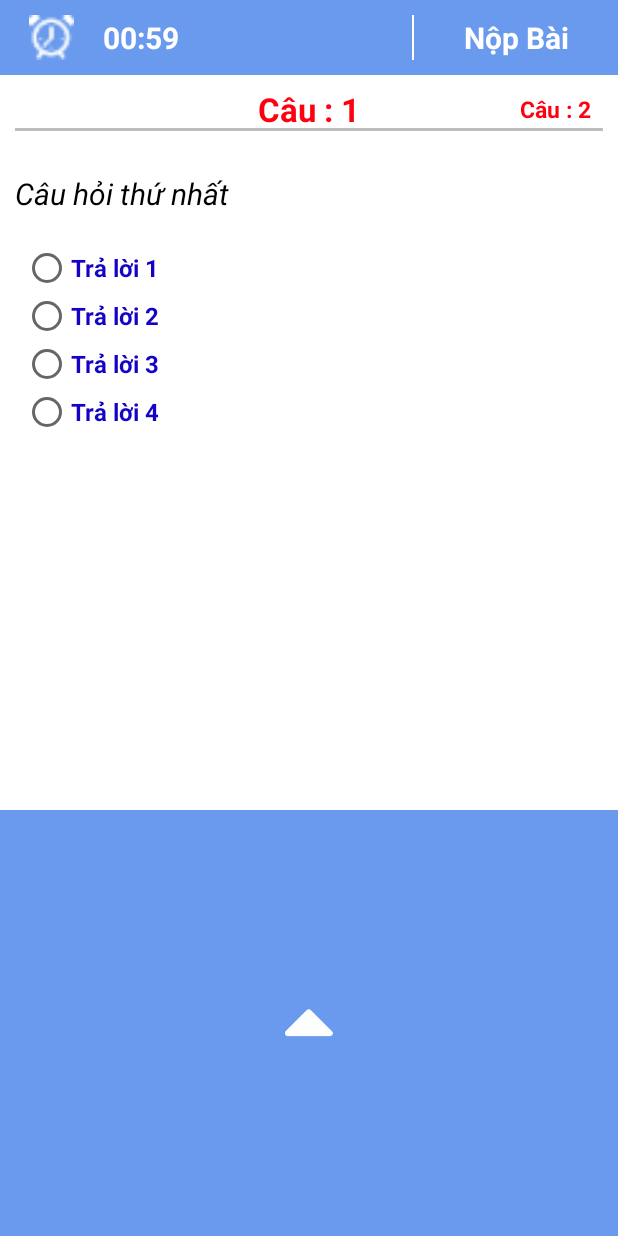
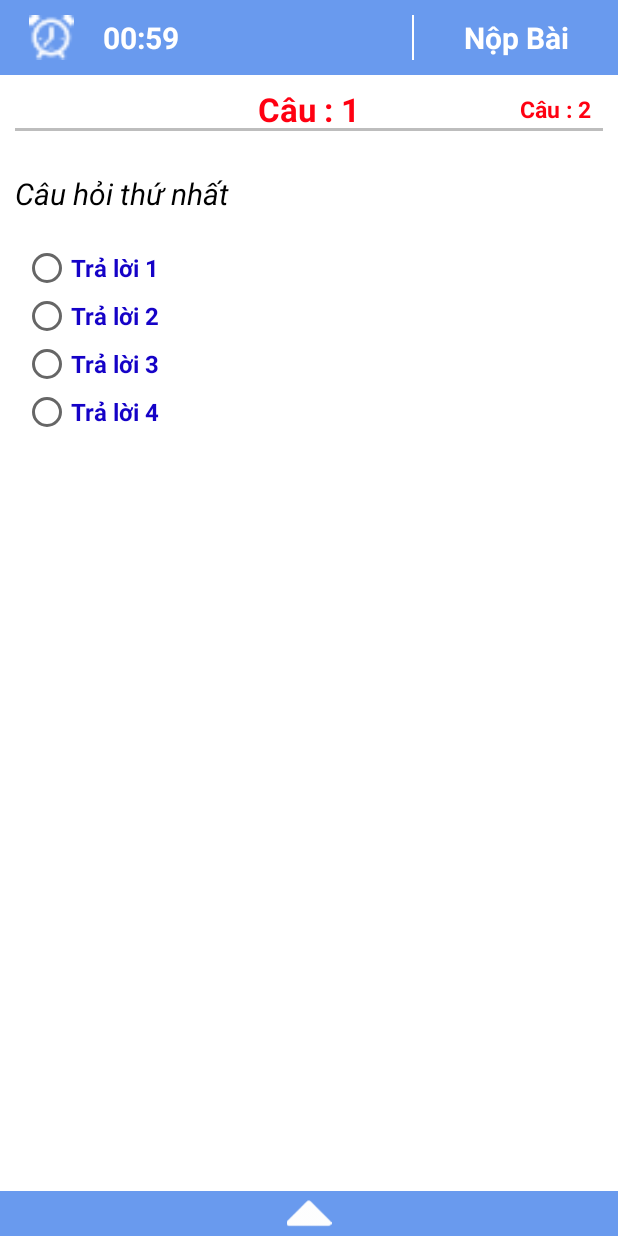
Before and after one commit to rollerlarry/GPLX, an Android app: the ScreenSlideActivity screen opened directly, with no data from a screen before it, on a phone screen of 412 x 824 dp. Run offline under Robolectric (Android 15) with nearby library versions, the phone set to English and light mode, and no system bars; 9 statements that could not run were skipped.

Commit message:
update chuyển nhanh câu hỏi

```diff
--- a/app/build.gradle
+++ b/app/build.gradle
@@ -16,6 +16,7 @@ android {
             proguardFiles getDefaultProguardFile('proguard-android.txt'), 'proguard-rules.pro'
         }
     }
+
 }
 
 dependencies {
--- a/app/src/main/java/com/example/itcode/gplx/Adapter/CheckAnswerAdapter.java
+++ b/app/src/main/java/com/example/itcode/gplx/Adapter/CheckAnswerAdapter.java
@@ -13,7 +13,7 @@ import com.example.itcode.gplx.R;
 import java.util.ArrayList;
 
 public class CheckAnswerAdapter extends BaseAdapter{
-    ArrayList lsData;
+    ArrayList<Question> lsData;
     LayoutInflater layoutInflater;
 
     public CheckAnswerAdapter(ArrayList lsData, Context context) {
@@ -50,7 +50,7 @@ public class CheckAnswerAdapter extends BaseAdapter{
         }
 
         int i = position + 1;
-        viewHolder.tvNumberQuestion.setText(i);
+        viewHolder.tvNumberQuestion.setText(i+"");
         return convertView;
     }
 
--- a/app/src/main/java/com/example/itcode/gplx/Test/TitleChild.java
+++ b/app/src/main/java/com/example/itcode/gplx/DTO/TitleTipChild.java
@@ -1,11 +1,11 @@
-package com.example.itcode.gplx.Test;
+package com.example.itcode.gplx.DTO;
 
-public class TitleChild {
+public class TitleTipChild {
 
     public String option1;
     public String option2;
 
-    public TitleChild(String option1, String option2) {
+    public TitleTipChild(String option1, String option2) {
         this.option1 = option1;
         this.option2 = option2;
     }
--- a/app/src/main/java/com/example/itcode/gplx/Test/TitleParent.java
+++ b/app/src/main/java/com/example/itcode/gplx/DTO/TitleTipParent.java
@@ -1,17 +1,17 @@
-package com.example.itcode.gplx.Test;
+package com.example.itcode.gplx.DTO;
 
 import com.bignerdranch.expandablerecyclerview.Model.ParentObject;
 
 import java.util.List;
 import java.util.UUID;
 
-public class TitleParent implements ParentObject{
+public class TitleTipParent implements ParentObject{
 
     private List<Object> mChildrenList;
     private UUID _id;
     private String title;
 
-    public TitleParent(String title) {
+    public TitleTipParent(String title) {
         this.title = title;
         _id = UUID.randomUUID();
     }
--- a/app/src/main/java/com/example/itcode/gplx/Slide/ScreenSlideActivity.java
+++ b/app/src/main/java/com/example/itcode/gplx/Slide/ScreenSlideActivity.java
@@ -18,6 +18,7 @@ import android.widget.AdapterView;
 import android.widget.ArrayAdapter;
 import android.widget.GridView;
 import android.widget.ImageView;
+import android.widget.LinearLayout;
 import android.widget.TextView;
 
 import com.example.itcode.gplx.Activity.ExamForGroupActivity;
@@ -38,13 +39,14 @@ public class ScreenSlideActivity extends FragmentActivity implements View.OnClic
     private static final int NUM_PAGES = 5;
     public static final String QUESTION_ARRAY_LIST = "questionArrayList";
 
-    private ImageView imvBottomSheet;
     private TextView tvTimer, tvFinish, tvExit;
     private CounterClass counterClassTimer;
 
     private int typeExam;
     private int checkFinish = 0;
     public static int checkDoAgain = 0;
+    private LinearLayout bottomSheetLayout;
+    private BottomSheetBehavior bottomSheetBehavior;
 
     /**
      * The pager widget, which handles animation and allows swiping horizontally to access previous
@@ -83,6 +85,12 @@ public class ScreenSlideActivity extends FragmentActivity implements View.OnClic
         counterClassTimer = new CounterClass(60*1000, 1000);
         counterClassTimer.start();
 
+        //Bottom sheet
+        bottomSheetLayout = findViewById(R.id.bottomSheet);
+        bottomSheetBehavior = BottomSheetBehavior.from(bottomSheetLayout);
+        //hidden bottom sheet
+        bottomSheetBehavior.setState(BottomSheetBehavior.STATE_COLLAPSED);
+
 
 
         //Get questionList
@@ -98,17 +106,29 @@ public class ScreenSlideActivity extends FragmentActivity implements View.OnClic
         findView();
         setEvent();
 
+        //Show check answer
+        CheckAnswerAdapter checkAnswerAdapter = new CheckAnswerAdapter(questionArrayList, this);
+        GridView gridView = findViewById(R.id.grvQuestion);
+        gridView.setAdapter(checkAnswerAdapter);
+
+        gridView.setOnItemClickListener(new AdapterView.OnItemClickListener() {
+            @Override
+            public void onItemClick(AdapterView<?> parent, View view, int position, long id) {
+                bottomSheetBehavior.setState(BottomSheetBehavior.STATE_COLLAPSED);
+                mPager.setCurrentItem(position);
+            }
+        });
+
+
     }
 
     public void findView(){
-        imvBottomSheet = findViewById(R.id.imvBottomSheet);
         tvTimer = findViewById(R.id.tvTimer);
         tvFinish = findViewById(R.id.tvFinish);
         tvExit = findViewById(R.id.tvExit);
     }
 
     public void setEvent(){
-        imvBottomSheet.setOnClickListener(this);
         tvFinish.setOnClickListener(this);
         tvExit.setOnClickListener(this);
     }
@@ -155,21 +175,21 @@ public class ScreenSlideActivity extends FragmentActivity implements View.OnClic
     @Override
     public void onClick(View v) {
         switch (v.getId()){
-            case R.id.imvBottomSheet:
-                View view = getLayoutInflater().inflate(R.layout.fragment_bottom_sheet_dialog, null);
-                final BottomSheetDialog dialog = new BottomSheetDialog(this);
-//                CheckAnswerAdapter checkAnswerAdapter = new CheckAnswerAdapter(questionArrayList, this);
-//                GridView gridView = dialog.findViewById(R.id.gvQuestionList);
-//                gridView.setAdapter(checkAnswerAdapter);
-//                gridView.setOnItemClickListener(new AdapterView.OnItemClickListener() {
-//                    @Override
-//                    public void onItemClick(AdapterView<?> adapterView, View view, int i, long l) {
-//                        dialog.dismiss();
-//                    }
-//                });
-                dialog.setContentView(view);
-                dialog.show();
-                break;
+//            case R.id.imvBottomSheet:
+//                View view = getLayoutInflater().inflate(R.layout.fragment_bottom_sheet, null);
+//                final BottomSheetDialog dialog = new BottomSheetDialog(this);
+////                CheckAnswerAdapter checkAnswerAdapter = new CheckAnswerAdapter(questionArrayList, this);
+////                GridView gridView = dialog.findViewById(R.id.gvQuestionList);
+////                gridView.setAdapter(checkAnswerAdapter);
+////                gridView.setOnItemClickListener(new AdapterView.OnItemClickListener() {
+////                    @Override
+////                    public void onItemClick(AdapterView<?> adapterView, View view, int i, long l) {
+////                        dialog.dismiss();
+////                    }
+////                });
+//                dialog.setContentView(view);
+//                dialog.show();
+//                break;
             case R.id.tvFinish:
                 finishExam();
                 break;
--- a/app/src/main/res/layout/activity_screen_slide.xml
+++ b/app/src/main/res/layout/activity_screen_slide.xml
@@ -1,5 +1,5 @@
 <?xml version="1.0" encoding="utf-8"?>
-<LinearLayout
+<android.support.design.widget.CoordinatorLayout
     xmlns:android="http://schemas.android.com/apk/res/android"
     xmlns:tools="http://schemas.android.com/tools"
     android:layout_height="match_parent"
@@ -98,18 +98,10 @@
             <android.support.v4.view.ViewPager xmlns:android="http://schemas.android.com/apk/res/android"
                 android:id="@+id/pager"
                 android:layout_width="match_parent"
-                android:layout_height="490dp"
+                android:layout_height="match_parent"
                 android:background="#FFF" />
-            <LinearLayout
-                android:layout_width="match_parent"
-                android:layout_height="match_parent"
-                android:background="@color/colorPrimaryDark"
-                android:gravity="center">
-                <ImageView
-                    android:id="@+id/imvBottomSheet"
-                    android:layout_width="wrap_content"
-                    android:layout_height="wrap_content"
-                    android:src="@drawable/arrowup"/>
-            </LinearLayout>
         </LinearLayout>
-</LinearLayout>
+
+    <include
+        layout="@layout/fragment_bottom_sheet"></include>
+</android.support.design.widget.CoordinatorLayout>
--- /dev/null
+++ b/app/src/main/res/layout/fragment_bottom_sheet.xml
@@ -0,0 +1,29 @@
+<?xml version="1.0" encoding="utf-8"?>
+<LinearLayout xmlns:android="http://schemas.android.com/apk/res/android"
+    xmlns:app="http://schemas.android.com/apk/res-auto"
+    android:id="@+id/bottomSheet"
+    android:layout_width="match_parent"
+    android:layout_height="300dp"
+    app:layout_behavior="android.support.design.widget.BottomSheetBehavior"
+    android:orientation="vertical"
+    app:behavior_hideable="false"
+    app:behavior_peekHeight="30dp"
+    android:background="@color/colorPrimaryDark"
+    android:gravity="center_horizontal">
+
+    <ImageView
+        android:layout_width="wrap_content"
+        android:layout_height="30dp"
+        android:src="@drawable/arrowup"/>
+    <LinearLayout
+        android:layout_width="match_parent"
+        android:layout_height="match_parent"
+        android:background="@color/white">
+        <GridView
+            android:id="@+id/grvQuestion"
+            android:layout_width="match_parent"
+            android:layout_height="match_parent"
+            android:numColumns="5"
+            android:layout_gravity="center"></GridView>
+    </LinearLayout>
+</LinearLayout>
--- a/build.gradle
+++ b/build.gradle
@@ -7,7 +7,7 @@ buildscript {
         jcenter()
     }
     dependencies {
-        classpath 'com.android.tools.build:gradle:3.2.0'
+        classpath 'com.android.tools.build:gradle:3.2.1'
 
 
         // NOTE: Do not place your application dependencies here; they belong
```
Also changed, not shown: app/src/main/java/com/example/itcode/gplx/Adapter/MyAdapter.java (+7 -7 lines), app/src/main/java/com/example/itcode/gplx/DTO/TitleTipCreator.java (added, +29 -0 lines), app/src/main/java/com/example/itcode/gplx/Fragment/PracticeTipsFragment.java (+9 -9 lines), app/src/main/java/com/example/itcode/gplx/Fragment/TheoryTipsFragment.java (+9 -9 lines), app/src/main/java/com/example/itcode/gplx/Test/TitleCreator.java (deleted, +0 -29 lines), app/src/main/res/layout/fragment_bottom_sheet_dialog.xml (deleted, +0 -36 lines), app/src/main/res/layout/item_gridview.xml (+12 -3 lines).
